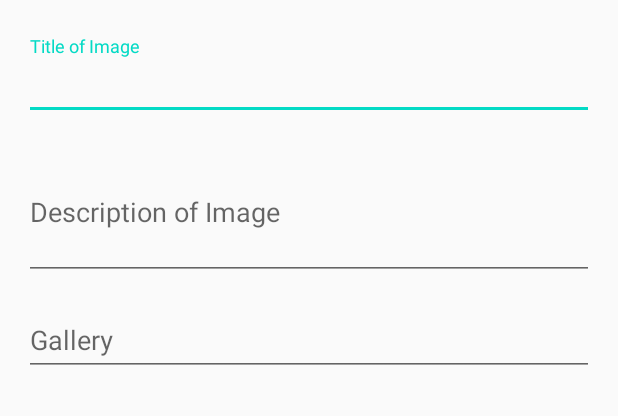
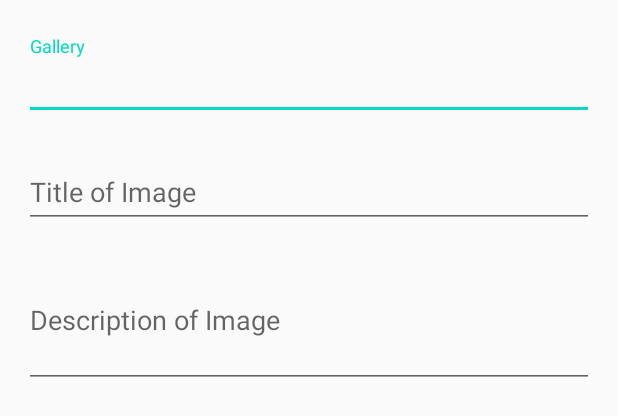
Before and after one commit to rbrazell1/deep-dive-gallery, an Android app: the layout fragment_upload_properties.xml on its own in the app's theme, with its tools: preview values and no code run, on a phone screen of 412 x 824 dp. Shown: the top 416 px of the screen. Run offline under Robolectric (Android 15) with nearby library versions, the phone set to English and light mode, and no system bars.

Commit message:
added auto fill for gallery

```diff
--- a/app/src/main/res/layout/fragment_upload_properties.xml
+++ b/app/src/main/res/layout/fragment_upload_properties.xml
@@ -26,13 +26,35 @@
       tools:ignore="ContentDescription"/>
 
     <com.google.android.material.textfield.TextInputLayout
+      android:id="@+id/gallery_title_layout"
+      android:layout_width="0dp"
+      android:layout_height="wrap_content"
+      android:layout_margin="@dimen/static_spacing"
+      app:hintEnabled="true"
+      app:hintAnimationEnabled="true"
+      app:layout_constraintTop_toBottomOf="@id/image"
+      app:layout_constraintBottom_toTopOf="@id/title_layout"
+      app:layout_constraintStart_toStartOf="parent"
+      app:layout_constraintEnd_toEndOf="parent">
+
+      <com.google.android.material.textfield.MaterialAutoCompleteTextView
+        android:id="@+id/gallery_title_description"
+        android:layout_width="match_parent"
+        android:layout_height="wrap_content"
+        android:hint="@string/gallery_hint"
+        android:inputType="textAutoComplete"/>
+
+    </com.google.android.material.textfield.TextInputLayout>
+
+    <com.google.android.material.textfield.TextInputLayout
       android:id="@+id/title_layout"
       android:layout_width="0dp"
       android:layout_height="wrap_content"
       android:layout_margin="@dimen/static_spacing"
       app:hintEnabled="true"
       app:hintAnimationEnabled="true"
-      app:layout_constraintTop_toBottomOf="@id/image"
+      app:layout_constraintTop_toBottomOf="@id/gallery_title_layout"
+      app:layout_constraintBottom_toTopOf="@id/description_layout"
       app:layout_constraintStart_toStartOf="parent"
       app:layout_constraintEnd_toEndOf="parent">
 
@@ -67,28 +89,6 @@
 
     </com.google.android.material.textfield.TextInputLayout>
 
-    <com.google.android.material.textfield.TextInputLayout
-      android:id="@+id/gallery_title_layout"
-      android:layout_width="0dp"
-      android:layout_height="wrap_content"
-      android:layout_margin="@dimen/static_spacing"
-      app:hintEnabled="true"
-      app:hintAnimationEnabled="true"
-      app:layout_constraintTop_toBottomOf="@id/description_layout"
-      app:layout_constraintStart_toStartOf="parent"
-      app:layout_constraintEnd_toEndOf="parent">
+  </androidx.constraintlayout.widget.ConstraintLayout>
 
-      <com.google.android.material.textfield.TextInputEditText
-        android:id="@+id/gallery_title_description"
-        android:layout_width="match_parent"
-        android:layout_height="wrap_content"
-        android:hint="@string/gallery_hint"
-        android:inputType="text"
-        android:minLines="3"
-        android:maxLines="3"/>
-
-    </com.google.android.material.textfield.TextInputLayout>
-
-
-  </androidx.constraintlayout.widget.ConstraintLayout>
 </ScrollView>
--- a/app/src/main/res/layout/item_image.xml
+++ b/app/src/main/res/layout/item_image.xml
@@ -9,13 +9,13 @@
 
   <ImageView
     android:id="@+id/image_in_gallery"
-    android:layout_width="match_parent"
+    android:layout_width="0dp"
     android:layout_height="wrap_content"
     android:scaleType="fitCenter"
     android:adjustViewBounds="true"
+    app:layout_constraintTop_toTopOf="parent"
     app:layout_constraintStart_toStartOf="parent"
-    app:layout_constraintEnd_toStartOf="@id/image_title"
-    app:layout_constraintTop_toTopOf="parent"/>
+    app:layout_constraintEnd_toStartOf="@id/image_title"/>
 
   <TextView
     android:id="@+id/image_title"
```
Also changed, not shown: app/src/main/java/edu/cnm/deepdive/deepdivegallery/controller/UploadPropertiesFragment.java (+22 -11 lines), app/src/main/java/edu/cnm/deepdive/deepdivegallery/model/Gallery.java (+8 -0 lines), app/src/main/java/edu/cnm/deepdive/deepdivegallery/service/DeepDiveGalleryServiceProxy.java (+2 -2 lines).
